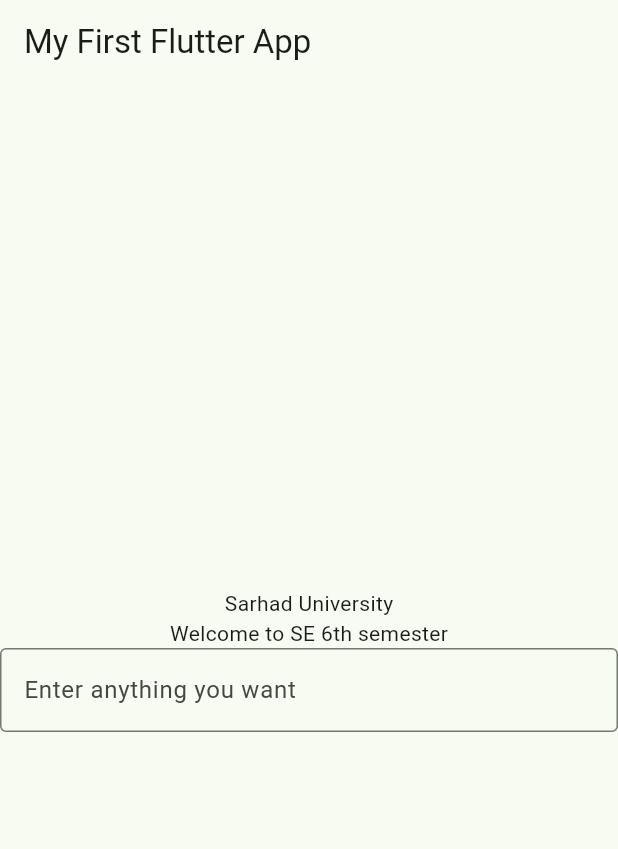
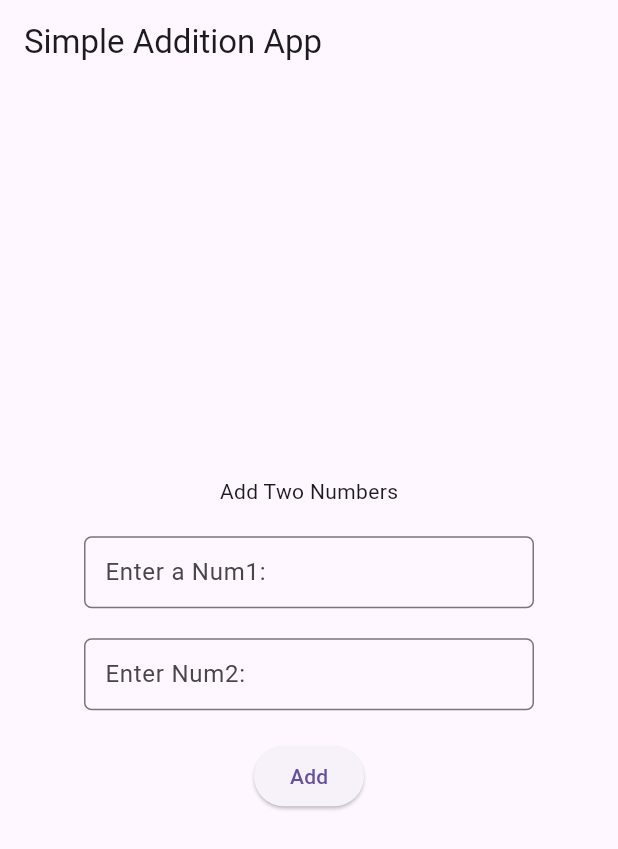
Before and after one commit to mhasgit/MobileAppDev, a Flutter app: the MyHomePage screen opened directly, on a phone screen of 412 x 824 dp. Shown: the top 849 px of the screen. Run offline on Flutter 3.47's test engine with Material 3 defaults, Android fonts, the phone set to English and light mode, and no system bars.

Commit message:
simple addition app

```diff
--- a/myfirstflutterapp/lib/main.dart
+++ b/myfirstflutterapp/lib/main.dart
@@ -7,59 +7,38 @@
 class MyApp extends StatelessWidget {
   const MyApp({super.key});
 
-  // This widget is the root of your application.
   @override
   Widget build(BuildContext context) {
     return MaterialApp(
-      title: 'Flutter Demo',
-      theme: ThemeData(
-        colorScheme: ColorScheme.fromSeed(seedColor: Colors.green),
-        useMaterial3: true,
+      home: Scaffold(
+        appBar: AppBar(
+          title: Text('TextField Styling'),
         ),
-      home: const MyHomePage(title: 'My First Flutter App'),
-    );
-  }
-}
-
-class MyHomePage extends StatefulWidget {
-  const MyHomePage({super.key, required this.title});
-
-  final String title;
-
-  @override
-  State<MyHomePage> createState() => _MyHomePageState();
-}
-
-class _MyHomePageState extends State<MyHomePage> {
-
-  void _incrementCounter() {
-    setState(() {
-
-    });
-  }
-
-  @override
-  Widget build(BuildContext context) {
-
-    return Scaffold(
-      appBar: AppBar(
-        title: Text(widget.title),
-      ),
-      body: const Center(
+        body: Center(
           child: Column(
             mainAxisAlignment: MainAxisAlignment.center,
             children: [
-            Text("Sarhad University"),
-            Text("Welcome to SE 6th semester"),
-            TextField(
+              SizedBox(
+                width: 300,  // Set the width of the TextField
+                child: TextField(
                   decoration: InputDecoration(
-                labelText: 'Enter anything you want',
-                border: OutlineInputBorder(),
+                    labelText: 'Enter value',
+                    border: OutlineInputBorder(
+                      borderRadius: BorderRadius.circular(5.0), // Rounded corners
+                      borderSide: const BorderSide(
+                        color: Colors.blue,
+                        width: 2.0,
+                      ),
+                    ),
+                    // Padding inside the TextField
+                    contentPadding: const EdgeInsets.all(10),  // Adjust the padding
+                  ),
                 ),
               ),
             ],
           ),
         ),
+      ),
     );
   }
 }
--- /dev/null
+++ b/simplemobileapp/lib/main.dart
@@ -0,0 +1,94 @@
+import 'package:flutter/material.dart';
+
+void main() {
+  runApp(const MyApp());
+}
+
+class MyApp extends StatelessWidget {
+  const MyApp({super.key});
+
+  @override
+  Widget build(BuildContext context) {
+    return MaterialApp(
+      home: const MyHomePage(title: 'Simple Addition App'),
+    );
+  }
+}
+
+class MyHomePage extends StatefulWidget {
+  const MyHomePage({super.key, required this.title});
+
+  final String title;
+
+  @override
+  State<MyHomePage> createState() => _MyHomePageState();
+}
+
+class _MyHomePageState extends State<MyHomePage> {
+  TextEditingController tcNum1 = TextEditingController();
+  TextEditingController tcNum2 = TextEditingController();
+  String result = "";
+
+  @override
+  Widget build(BuildContext context) {
+    return Scaffold(
+      appBar: AppBar(
+        title: Text(widget.title),
+      ),
+      body: Center(
+        child: Column(
+          mainAxisAlignment: MainAxisAlignment.center,
+          children: [
+            Text("Add Two Numbers"),
+            SizedBox(height: 20),
+            SizedBox(
+              width: 300,  // Set the width of the TextField
+              child: TextField(
+                controller: tcNum1,
+                decoration: InputDecoration(
+                  labelText: 'Enter a Num1: ',
+                  border: OutlineInputBorder(
+                    borderRadius: BorderRadius.circular(5.0), // Rounded corners
+                  ),
+                  // Padding inside the TextField
+                  contentPadding: const EdgeInsets.all(10),  // Adjust the padding
+                ),
+              ),
+            ),
+            SizedBox(height: 20),
+            SizedBox(
+              width: 300,  // Set the width of the TextField
+              child: TextField(
+                controller: tcNum2,
+                decoration: InputDecoration(
+                  labelText: 'Enter Num2: ',
+                  border: OutlineInputBorder(
+                    borderRadius: BorderRadius.circular(5.0), // Rounded corners
+                  ),
+                  // Padding inside the TextField
+                  contentPadding: const EdgeInsets.all(10), // Adjust the padding
+
+                ),
+              ),
+            ),
+            SizedBox(height: 20),
+            ElevatedButton(
+              onPressed: addition,
+              child: Text("Add"),
+            ),
+            Text(result),
+          ],
+        ),
+      ),
+    );
+  }
+
+  void addition() {
+    int num1 = int.tryParse(tcNum1.text) ?? 0;
+    int num2 = int.tryParse(tcNum2.text) ?? 0;
+    int sum = num1 + num2;
+    setState(() {
+      result = 'The sum is: $sum';
+    });
+  }
+}
```
Also changed, not shown: simplemobileapp/analysis_options.yaml (added, +28 -0 lines), simplemobileapp/pubspec.yaml (added, +90 -0 lines), simplemobileapp/pubspec.lock (added), 124 other files. Lines whose indentation alone changed are shown as unchanged.
